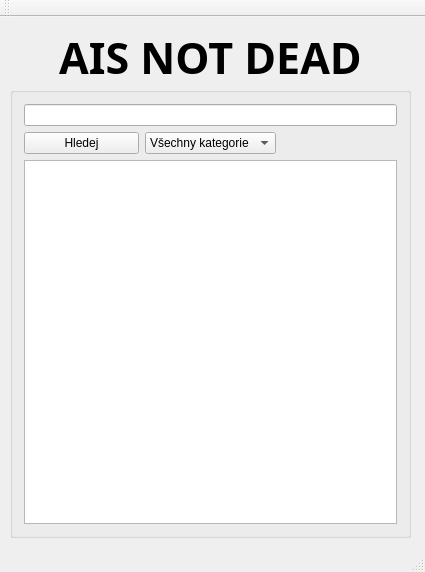
Qt form elasticsearchgui.ui (NFAcz/nais) before a commit.
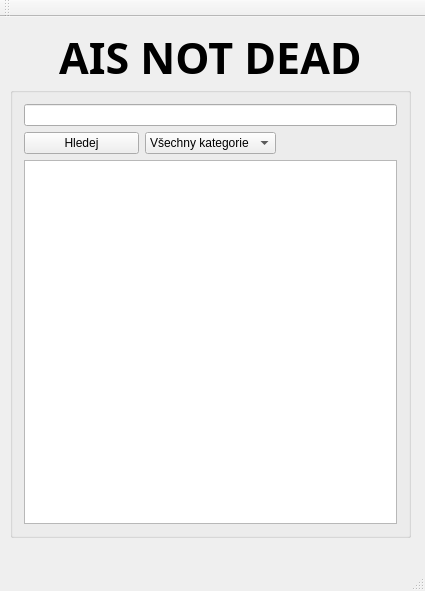
The same form after that commit.

Diff of the .ui file:
```diff
--- a/elasticsearchgui.ui
+++ b/elasticsearchgui.ui
@@ -7,7 +7,7 @@
     <x>0</x>
     <y>0</y>
     <width>425</width>
-    <height>572</height>
+    <height>591</height>
    </rect>
   </property>
   <property name="windowTitle">
```
